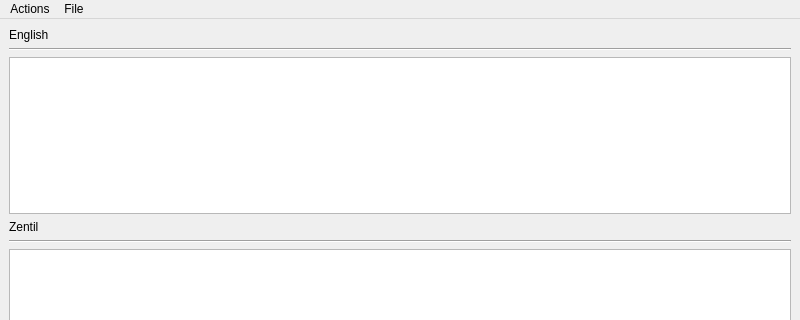
The window that zaveh/mainwindow.ui (maxstrack/so-a-rr_language) describes before a commit, drawn with Qt 5; both pictures show x 0 to 800 and y 0 to 320 of the 800 by 600 pixel window.
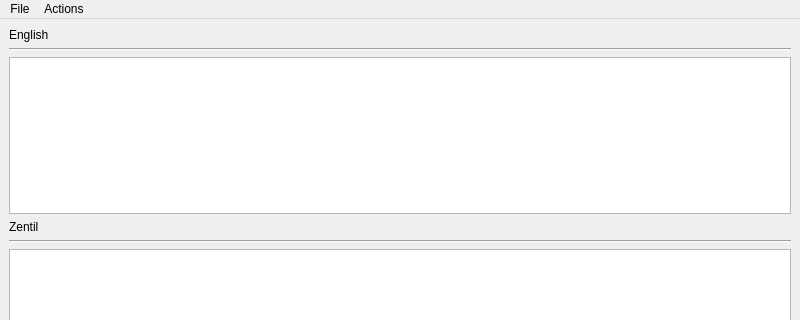
The same window after the commit.

Commit message: added a color change function

```diff
--- a/zaveh/mainwindow.ui
+++ b/zaveh/mainwindow.ui
@@ -80,8 +80,8 @@
     </property>
     <addaction name="menuSaveImage"/>
    </widget>
-   <addaction name="menuAction"/>
    <addaction name="menuFile"/>
+   <addaction name="menuAction"/>
   </widget>
   <widget class="QStatusBar" name="statusbar"/>
   <action name="allLetters">
```
Left out of the diff: 6 changed lines with no effect on the pictures. The commit also changes 1 other file.
